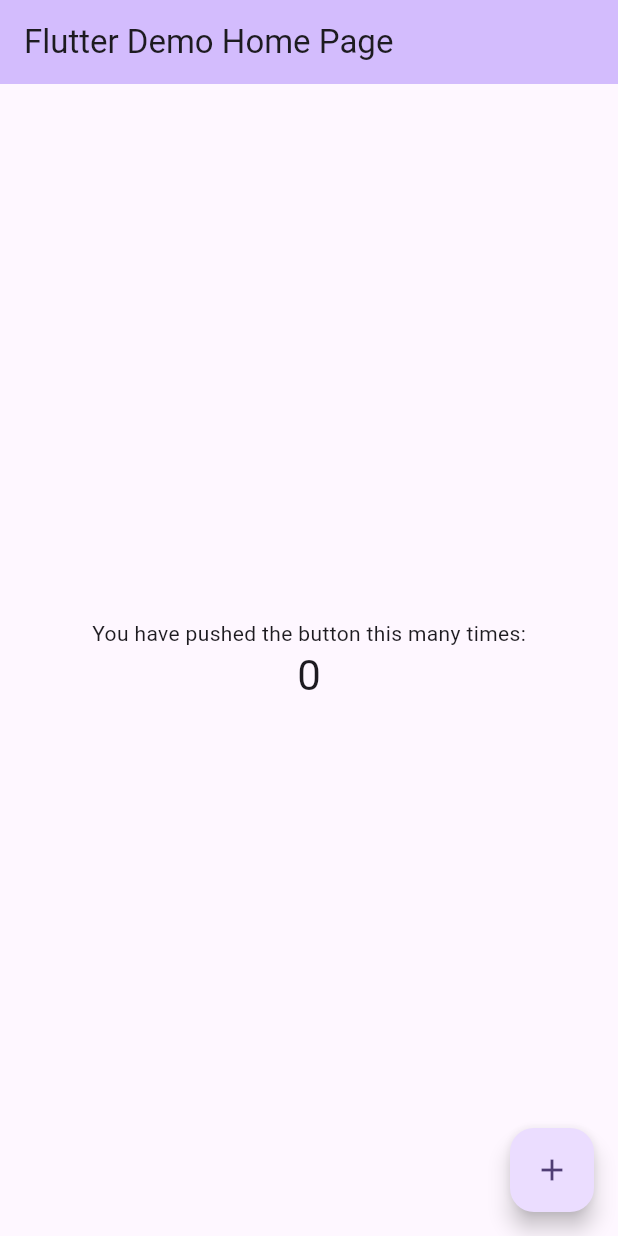
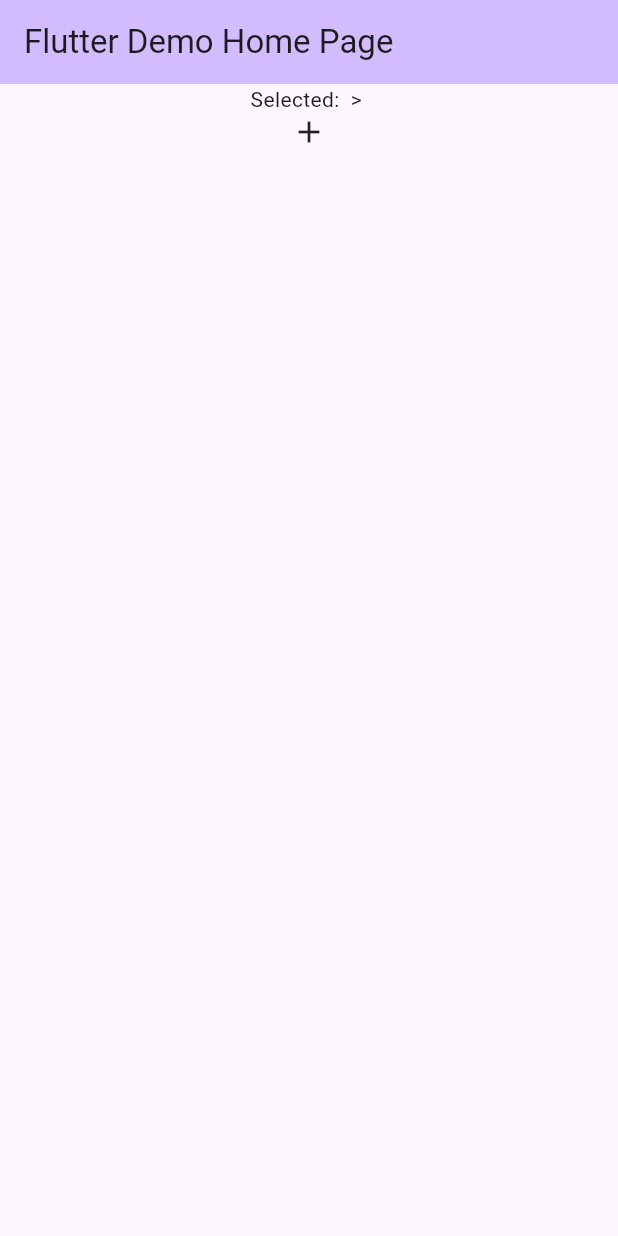
Before and after one commit to ivofernandes/ticker_search, a Flutter app: the screen it shows after launch, on a phone screen of 412 x 824 dp. Run offline on Flutter 3.47's test engine with Material 2 defaults, Android fonts, the phone set to English and light mode, and no system bars; missing offline and left inert: stock_market_data.

Commit message:
Example application

```diff
--- a/example/lib/main.dart
+++ b/example/lib/main.dart
@@ -1,4 +1,6 @@
 import 'package:flutter/material.dart';
+import 'package:stock_market_data/stock_market_data.dart';
+import 'package:ticker_search/ticker_search.dart';
 
 void main() {
   runApp(const MyApp());
@@ -13,21 +15,6 @@ class MyApp extends StatelessWidget {
     return MaterialApp(
       title: 'Flutter Demo',
       theme: ThemeData(
-        // This is the theme of your application.
-        //
-        // TRY THIS: Try running your application with "flutter run". You'll see
-        // the application has a blue toolbar. Then, without quitting the app,
-        // try changing the seedColor in the colorScheme below to Colors.green
-        // and then invoke "hot reload" (save your changes or press the "hot
-        // reload" button in a Flutter-supported IDE, or press "r" if you used
-        // the command line to start the app).
-        //
-        // Notice that the counter didn't reset back to zero; the application
-        // state is not lost during the reload. To reset the state, use hot
-        // restart instead.
-        //
-        // This works for code too, not just values: Most code changes can be
-        // tested with just a hot reload.
         colorScheme: ColorScheme.fromSeed(seedColor: Colors.deepPurple),
         useMaterial3: true,
       ),
@@ -39,15 +26,6 @@ class MyApp extends StatelessWidget {
 class MyHomePage extends StatefulWidget {
   const MyHomePage({super.key, required this.title});
 
-  // This widget is the home page of your application. It is stateful, meaning
-  // that it has a State object (defined below) that contains fields that affect
-  // how it looks.
-
-  // This class is the configuration for the state. It holds the values (in this
-  // case the title) provided by the parent (in this case the App widget) and
-  // used by the build method of the State. Fields in a Widget subclass are
-  // always marked "final".
-
   final String title;
 
   @override
@@ -55,19 +33,6 @@ class MyHomePage extends StatefulWidget {
 }
 
 class _MyHomePageState extends State<MyHomePage> {
-  int _counter = 0;
-
-  void _incrementCounter() {
-    setState(() {
-      // This call to setState tells the Flutter framework that something has
-      // changed in this State, which causes it to rerun the build method below
-      // so that the display can reflect the updated values. If we changed
-      // _counter without calling setState(), then the build method would not be
-      // called again, and so nothing would appear to happen.
-      _counter++;
-    });
-  }
-
   @override
   Widget build(BuildContext context) {
     // This method is rerun every time setState is called, for instance as done
@@ -78,48 +43,76 @@ class _MyHomePageState extends State<MyHomePage> {
     // than having to individually change instances of widgets.
     return Scaffold(
       appBar: AppBar(
-        // TRY THIS: Try changing the color here to a specific color (to
-        // Colors.amber, perhaps?) and trigger a hot reload to see the AppBar
-        // change color while the other colors stay the same.
         backgroundColor: Theme.of(context).colorScheme.inversePrimary,
-        // Here we take the value from the MyHomePage object that was created by
-        // the App.build method, and use it to set our appbar title.
         title: Text(widget.title),
       ),
       body: Center(
-        // Center is a layout widget. It takes a single child and positions it
-        // in the middle of the parent.
-        child: Column(
-          // Column is also a layout widget. It takes a list of children and
-          // arranges them vertically. By default, it sizes itself to fit its
-          // children horizontally, and tries to be as tall as its parent.
-          //
-          // Column has various properties to control how it sizes itself and
-          // how it positions its children. Here we use mainAxisAlignment to
-          // center the children vertically; the main axis here is the vertical
-          // axis because Columns are vertical (the cross axis would be
-          // horizontal).
-          //
-          // TRY THIS: Invoke "debug painting" (choose the "Toggle Debug Paint"
-          // action in the IDE, or press "p" in the console), to see the
-          // wireframe for each widget.
-          mainAxisAlignment: MainAxisAlignment.center,
-          children: <Widget>[
-            const Text(
-              'You have pushed the button this many times:',
-            ),
-            Text(
-              '$_counter',
-              style: Theme.of(context).textTheme.headlineMedium,
-            ),
-          ],
-        ),
-      ),
-      floatingActionButton: FloatingActionButton(
-        onPressed: _incrementCounter,
-        tooltip: 'Increment',
-        child: const Icon(Icons.add),
+        child: SearchWidget(),
       ), // This trailing comma makes auto-formatting nicer for build methods.
     );
   }
 }
+
+class SearchWidget extends StatefulWidget {
+  static List<TickerSuggestion> suggestions = [
+    TickerSuggestion(const Icon(Icons.view_headline), 'Main', TickersList.main),
+    TickerSuggestion(
+        const Icon(Icons.business_sharp), 'Companies', TickersList.companies),
+    TickerSuggestion(const Icon(Icons.precision_manufacturing_outlined),
+        'Sectors', TickersList.sectors),
+    TickerSuggestion(
+        const Icon(Icons.workspaces_outline), 'Futures', TickersList.futures),
+    TickerSuggestion(
+        const Icon(Icons.computer), 'Cryptos', TickersList.cryptoCurrencies),
+    TickerSuggestion(
+        const Icon(Icons.language), 'Countries', TickersList.countries),
+    TickerSuggestion(
+        const Icon(Icons.account_balance_outlined), 'Bonds', TickersList.bonds),
+    TickerSuggestion(
+        const Icon(Icons.architecture_sharp), 'Sizes', TickersList.sizes),
+  ];
+
+  const SearchWidget();
+
+  @override
+  State<SearchWidget> createState() => _SearchWidgetState();
+}
+
+class _SearchWidgetState extends State<SearchWidget> {
+  StockTicker selected = StockTicker(symbol: '');
+
+  @override
+  Widget build(BuildContext context) {
+    final ThemeData theme = Theme.of(context);
+
+    final String ticketDescription =
+        TickerResolve.getTickerDescription(selected);
+
+    final TickerSearch tickerSearch = TickerSearch(
+        searchFieldLabel: 'Add', suggestions: SearchWidget.suggestions);
+
+    return Column(
+      children: [
+        Text('Selected: ${selected.symbol} > $ticketDescription'),
+        InkWell(
+          child: Container(
+              color: Colors.lightBlue.withOpacity(0),
+              padding: const EdgeInsets.only(left: 40, right: 40, bottom: 30),
+              child: const Icon(
+                Icons.add,
+              )),
+          onTap: () async {
+            final List<StockTicker>? tickers =
+                await showSearch(context: context, delegate: tickerSearch);
+
+            if (tickers != null && tickers.isNotEmpty) {
+              setState(() {
+                selected = tickers.first;
+              });
+            }
+          },
+        ),
+      ],
+    );
+  }
+}
--- a/example/pubspec.yaml
+++ b/example/pubspec.yaml
@@ -37,6 +37,7 @@ dependencies:
   cupertino_icons: ^1.0.2
   ticker_search:
     path: ../
+  stock_market_data: ^0.0.9
 
 dev_dependencies:
   flutter_test:
--- a/lib/src/model/ticker_suggestion.dart
+++ b/lib/src/model/ticker_suggestion.dart
@@ -5,5 +5,9 @@ class TickerSuggestion {
   final String title;
   final Map<String, String> companies;
 
-  TickerSuggestion(this.icon, this.title, this.companies);
+  TickerSuggestion(
+    this.icon,
+    this.title,
+    this.companies,
+  );
 }
--- a/lib/ticker_search.dart
+++ b/lib/ticker_search.dart
@@ -1,7 +1,4 @@
 library ticker_search;
 
-/// A Calculator.
-class Calculator {
-  /// Returns [value] plus 1.
-  int addOne(int value) => value + 1;
-}
+export 'package:ticker_search/src/ticker_search.dart';
+export 'package:ticker_search/src/model/ticker_suggestion.dart';
--- a/pubspec.yaml
+++ b/pubspec.yaml
@@ -1,7 +1,8 @@
 name: ticker_search
 description: A new Flutter package to search for tickers
 version: 0.0.1
-homepage:
+homepage: https://incaview.com
+repository: https://github.com/ivofernandes/ticker_search
 
 environment:
   sdk: '>=3.1.5 <4.0.0'
```
Also changed, not shown: lib/src/ticker_search.dart (+7 -3 lines), lib/src/ticker_widget_ui.dart (+5 -3 lines), lib/src/tickers_block.dart (+7 -4 lines), example/pubspec.lock, 11 other files.
